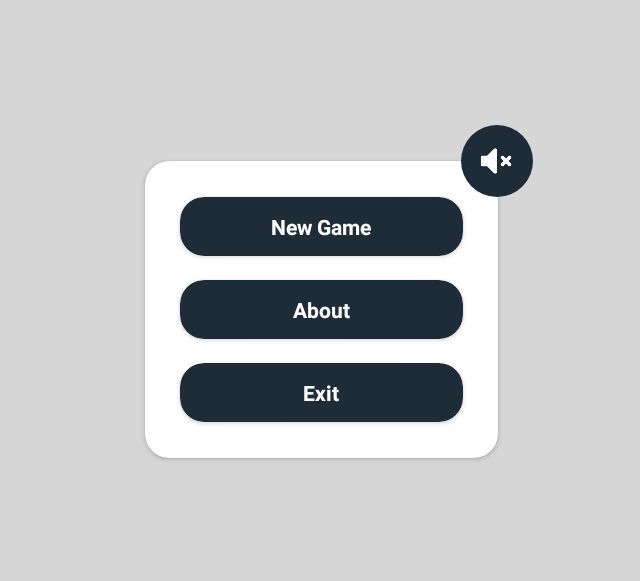
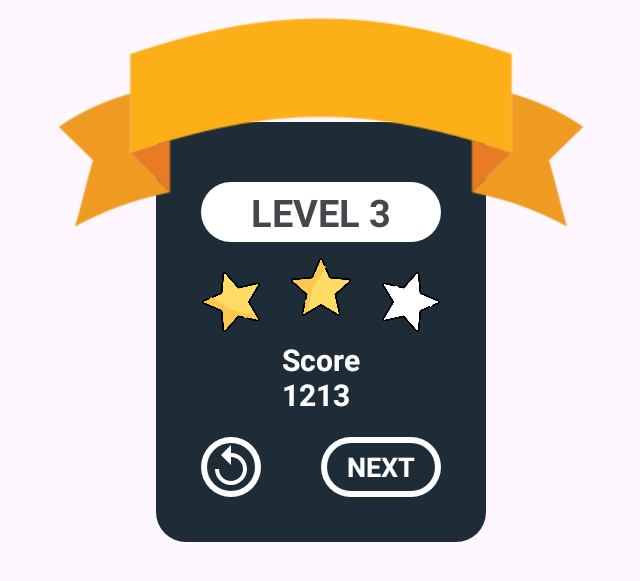
Before and after one commit to OlloshukurAnvarov/Memory, an Android app: the screen it shows after launch (MainActivity), on a phone screen of 824 x 412 dp (held sideways). Shown: the top 581 px of the screen, without its empty margins (297-937 px from the left). Run offline under Robolectric (Android 15) with nearby library versions, the phone set to English and light mode, and no system bars.

Commit message:
victory oynasi qo'shildi

```diff
--- a/app/src/main/java/com/leaf/memory/MainActivity.kt
+++ b/app/src/main/java/com/leaf/memory/MainActivity.kt
@@ -9,7 +9,7 @@ import androidx.appcompat.app.AppCompatActivity
 class MainActivity : AppCompatActivity() {
     override fun onCreate(savedInstanceState: Bundle?) {
         super.onCreate(savedInstanceState)
-        setContentView(R.layout.activity_main)
+        setContentView(R.layout.fragment_victory)
 
         window.addFlags(WindowManager.LayoutParams.FLAG_TRANSLUCENT_STATUS)
         if (Build.VERSION.SDK_INT >= Build.VERSION_CODES.P) window.attributes.layoutInDisplayCutoutMode =
--- /dev/null
+++ b/app/src/main/res/drawable/aylana.xml
@@ -0,0 +1,6 @@
+<?xml version="1.0" encoding="utf-8"?>
+<shape xmlns:android="http://schemas.android.com/apk/res/android"
+    android:shape="oval">
+    <solid android:color="@color/dark_ink"/>
+
+</shape>
--- /dev/null
+++ b/app/src/main/res/drawable/aylana2.xml
@@ -0,0 +1,6 @@
+<?xml version="1.0" encoding="utf-8"?>
+<shape xmlns:android="http://schemas.android.com/apk/res/android"
+    android:shape="oval">
+    <solid android:color="@color/white"/>
+
+</shape>
--- /dev/null
+++ b/app/src/main/res/drawable/baseline_replay_24.xml
@@ -0,0 +1,5 @@
+<vector android:height="24dp" android:tint="#FFFFFF"
+    android:viewportHeight="24" android:viewportWidth="24"
+    android:width="24dp" xmlns:android="http://schemas.android.com/apk/res/android">
+    <path android:fillColor="@android:color/white" android:pathData="M12,5V1L7,6l5,5V7c3.31,0 6,2.69 6,6s-2.69,6 -6,6 -6,-2.69 -6,-6H4c0,4.42 3.58,8 8,8s8,-3.58 8,-8 -3.58,-8 -8,-8z"/>
+</vector>
--- /dev/null
+++ b/app/src/main/res/drawable/rectangle.xml
@@ -0,0 +1,6 @@
+<?xml version="1.0" encoding="utf-8"?>
+<shape xmlns:android="http://schemas.android.com/apk/res/android"
+    android:shape="rectangle">
+    <solid android:color="@color/dark_ink" />
+    <corners android:radius="20dp" />
+</shape>
--- /dev/null
+++ b/app/src/main/res/drawable/rectangle2.xml
@@ -0,0 +1,6 @@
+<?xml version="1.0" encoding="utf-8"?>
+<shape xmlns:android="http://schemas.android.com/apk/res/android"
+    android:shape="rectangle">
+    <solid android:color="@color/white" />
+    <corners android:radius="20dp" />
+</shape>
--- /dev/null
+++ b/app/src/main/res/drawable/selector.xml
@@ -0,0 +1,7 @@
+<?xml version="1.0" encoding="utf-8"?>
+<shape xmlns:android="http://schemas.android.com/apk/res/android"
+    android:shape="rectangle">
+    <solid android:color="@color/dark_ink" />
+    <corners android:radius="20dp" />
+
+</shape>
--- /dev/null
+++ b/app/src/main/res/drawable/text.xml
@@ -0,0 +1,5 @@
+<?xml version="1.0" encoding="utf-8"?>
+<shape xmlns:android="http://schemas.android.com/apk/res/android">
+    <solid android:color="#FFFFFF" /> <!-- backgroundColor -->
+    <corners android:radius="20dp" /> <!-- radius 20dp ga-->
+</shape>
--- a/app/src/main/res/layout/fragment_degree.xml
+++ /dev/null
@@ -1,86 +0,0 @@
-<?xml version="1.0" encoding="utf-8"?>
-<androidx.constraintlayout.widget.ConstraintLayout xmlns:android="http://schemas.android.com/apk/res/android"
-    xmlns:app="http://schemas.android.com/apk/res-auto"
-    android:layout_width="match_parent"
-    android:layout_height="match_parent">
-
-    <ImageView
-        android:layout_width="match_parent"
-        android:layout_height="match_parent"
-        android:scaleType="fitXY"
-        android:src="@drawable/mountain_landscape" />
-
-    <LinearLayout
-        android:id="@+id/linerLayout"
-        android:layout_width="wrap_content"
-        android:layout_height="wrap_content"
-        android:gravity="center"
-        android:padding="16dp"
-        app:layout_constraintBottom_toBottomOf="parent"
-        app:layout_constraintEnd_toEndOf="parent"
-        app:layout_constraintStart_toStartOf="parent"
-        app:layout_constraintTop_toTopOf="parent">
-
-        <androidx.cardview.widget.CardView
-            android:layout_width="250dp"
-            android:layout_height="wrap_content"
-            app:cardCornerRadius="16dp"
-            app:cardUseCompatPadding="true">
-
-            <LinearLayout
-                android:layout_width="match_parent"
-                android:layout_height="match_parent"
-                android:gravity="center"
-                android:orientation="vertical"
-                android:padding="16dp">
-
-                <androidx.cardview.widget.CardView
-                    android:id="@+id/continue_button"
-                    style="@style/menu_button_card_style"
-                    android:visibility="gone">
-
-                    <TextView
-                        style="@style/menu_button_text_style"
-                        android:text="@string/continue_text" />
-
-                </androidx.cardview.widget.CardView>
-
-                <androidx.cardview.widget.CardView
-                    android:id="@+id/new_game"
-                    style="@style/menu_button_card_style">
-
-                    <TextView
-                        style="@style/menu_button_text_style"
-                        android:text="@string/easy" />
-
-                </androidx.cardview.widget.CardView>
-
-                <androidx.cardview.widget.CardView
-                    android:id="@+id/about"
-                    style="@style/menu_button_card_style">
-
-                    <TextView
-                        style="@style/menu_button_text_style"
-                        android:text="@string/medium" />
-
-                </androidx.cardview.widget.CardView>
-
-                <androidx.cardview.widget.CardView
-                    android:id="@+id/exit"
-                    style="@style/menu_button_card_style">
-
-                    <TextView
-                        style="@style/menu_button_text_style"
-                        android:text="@string/Hard" />
-
-                </androidx.cardview.widget.CardView>
-
-            </LinearLayout>
-
-        </androidx.cardview.widget.CardView>
-
-    </LinearLayout>
-
-
-
-</androidx.constraintlayout.widget.ConstraintLayout>
--- /dev/null
+++ b/app/src/main/res/layout/fragment_victory.xml
@@ -0,0 +1,114 @@
+<?xml version="1.0" encoding="utf-8"?>
+<androidx.constraintlayout.widget.ConstraintLayout xmlns:android="http://schemas.android.com/apk/res/android"
+    xmlns:app="http://schemas.android.com/apk/res-auto"
+    android:layout_width="match_parent"
+    android:layout_height="match_parent">
+
+
+    <FrameLayout
+        android:layout_marginTop="30dp"
+        android:id="@+id/cardView"
+        android:layout_width="220dp"
+        android:layout_height="280dp"
+        android:background="@drawable/selector"
+        app:layout_constraintBottom_toBottomOf="parent"
+        app:layout_constraintLeft_toLeftOf="parent"
+        app:layout_constraintRight_toRightOf="parent"
+        app:layout_constraintTop_toTopOf="parent">
+
+        <LinearLayout
+            android:layout_width="40dp"
+            android:layout_height="40dp"
+            android:layout_gravity="bottom|start"
+            android:layout_marginStart="30dp"
+            android:layout_marginBottom="30dp"
+            android:background="@drawable/aylana2"
+            android:padding="2dp">
+
+            <ImageView
+                android:layout_width="match_parent"
+                android:layout_height="match_parent"
+                android:layout_margin="2dp"
+                android:background="@drawable/aylana"
+                android:src="@drawable/baseline_replay_24" />
+        </LinearLayout>
+
+        <LinearLayout
+            android:layout_width="80dp"
+            android:layout_height="40dp"
+            android:layout_gravity="bottom|end"
+            android:layout_marginEnd="30dp"
+            android:layout_marginBottom="30dp"
+            android:background="@drawable/rectangle2"
+            android:padding="2dp">
+
+            <TextView
+                android:layout_width="match_parent"
+                android:layout_height="match_parent"
+                android:layout_margin="2dp"
+                android:background="@drawable/rectangle"
+                android:gravity="center"
+                android:text="@string/next"
+                android:textColor="@color/white"
+                android:textSize="18sp"
+                android:textStyle="bold" />
+        </LinearLayout>
+
+        <LinearLayout
+            android:layout_width="160dp"
+            android:layout_height="40dp"
+            android:layout_gravity="center|top"
+            android:layout_marginTop="40dp"
+            android:background="@drawable/rectangle2">
+        <TextView
+            android:layout_width="match_parent"
+            android:layout_height="match_parent"
+            android:text="LEVEL 3"
+            android:textStyle="bold"
+            android:textSize="25sp"
+            android:gravity="center"/>
+        </LinearLayout>
+        <ImageView
+            android:layout_width="40dp"
+            android:layout_height="40dp"
+            android:layout_marginLeft="30dp"
+            android:layout_gravity="start|center"
+            android:layout_marginBottom="20dp"
+            android:src="@drawable/star1"/>
+        <ImageView
+            android:layout_width="40dp"
+            android:layout_height="40dp"
+            android:layout_gravity="center"
+            android:layout_marginBottom="30dp"
+            android:src="@drawable/star2"/>
+        <ImageView
+            android:layout_width="40dp"
+            android:layout_height="40dp"
+            android:layout_marginRight="30dp"
+            android:layout_gravity="end|center"
+            android:layout_marginBottom="20dp"
+            android:src="@drawable/no_star3"/>
+        <TextView
+            android:layout_width="wrap_content"
+            android:layout_height="wrap_content"
+            android:text="Score\n1213"
+            android:textSize="20sp"
+            android:layout_gravity="center"
+            android:textColor="@color/white"
+            android:layout_marginTop="30dp"
+            android:textStyle="bold"/>
+    </FrameLayout>
+
+
+    <ImageView
+        android:id="@+id/banner"
+        android:layout_width="wrap_content"
+        android:layout_height="wrap_content"
+        android:src="@drawable/ribbon"
+        app:layout_constraintBottom_toTopOf="@id/cardView"
+        app:layout_constraintLeft_toLeftOf="@id/cardView"
+        app:layout_constraintRight_toRightOf="@id/cardView"
+        app:layout_constraintTop_toTopOf="@id/cardView" />
+
+
+</androidx.constraintlayout.widget.ConstraintLayout>
--- a/app/src/main/res/values/strings.xml
+++ b/app/src/main/res/values/strings.xml
@@ -7,4 +7,5 @@
     <string name="easy">Easy</string>
     <string name="medium">Medium</string>
     <string name="Hard">Hard</string>
+    <string name="next">NEXT</string>
 </resources>
```
Also changed, not shown: app/src/main/res/drawable/no_star2.png (added), app/src/main/res/drawable/no_star3.png (added), app/src/main/res/drawable/ribbon.png (added), app/src/main/res/drawable/star1.png (added), app/src/main/res/drawable/star2.png (added), app/src/main/res/drawable/star3.png (added), app/src/main/res/values/styles.xml (line endings or trailing spaces).
